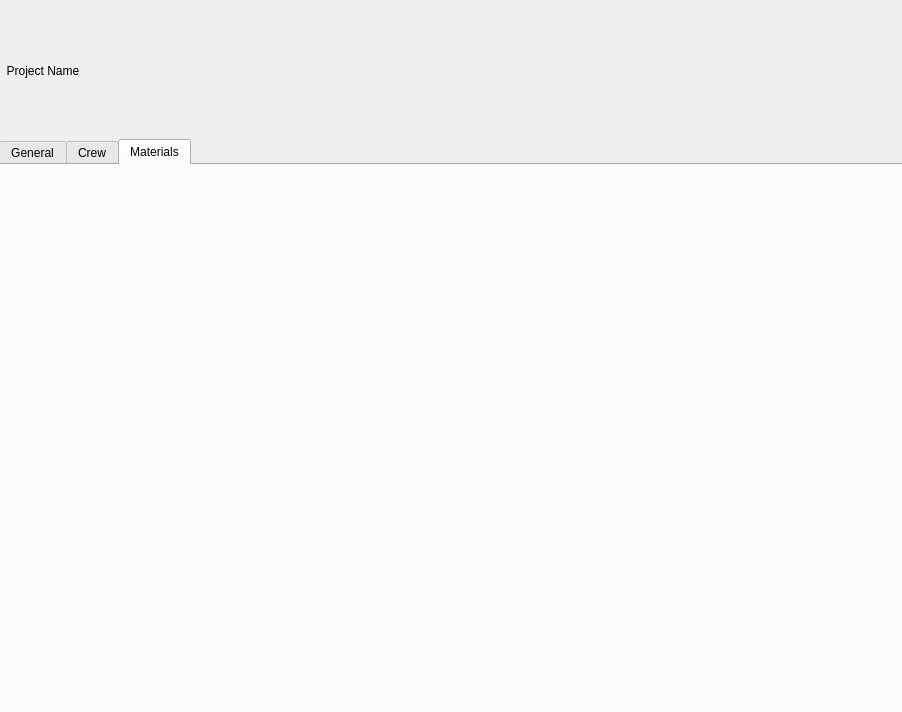
Before: the Qt Designer form TrekStarApp/forms/projectwindow.ui in EdwinLangley/SDI-TrekStar-Application, drawn with Qt 5.
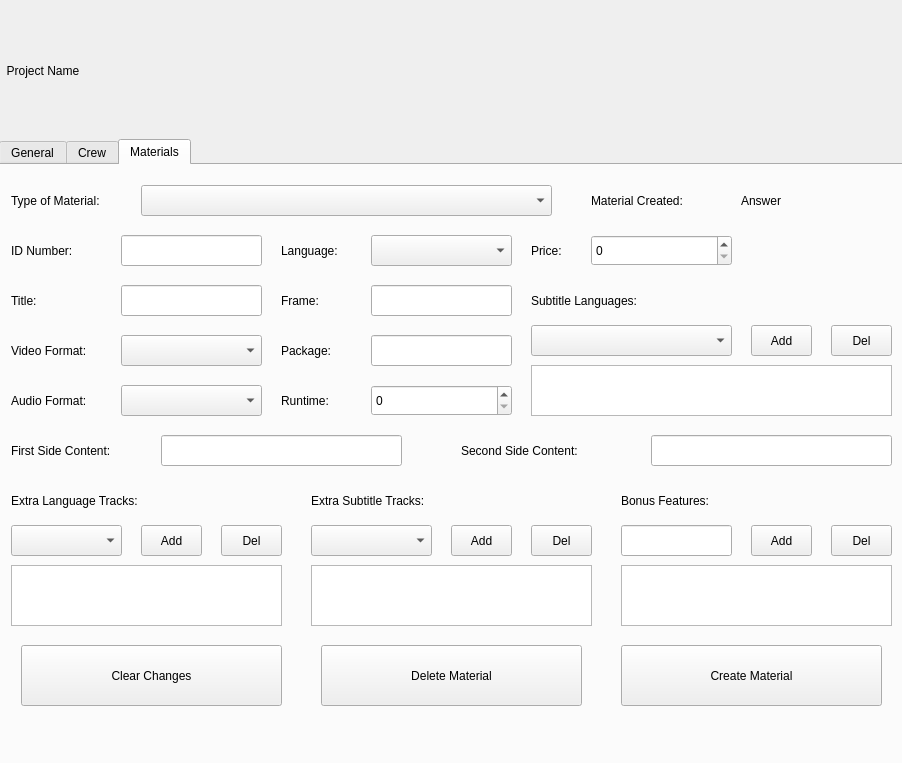
After: the same form once the commit is applied. The open tabs and pages were chosen to show the change.

Commit message: Materials GUI created, styled and parts hidden based on selection

What changed in the file:
```diff
--- a/TrekStarApp/forms/projectwindow.ui
+++ b/TrekStarApp/forms/projectwindow.ui
@@ -7,7 +7,7 @@
     <x>0</x>
     <y>0</y>
     <width>902</width>
-    <height>712</height>
+    <height>763</height>
    </rect>
   </property>
   <property name="windowTitle">
@@ -32,7 +32,7 @@
      <x>-1</x>
      <y>139</y>
      <width>911</width>
-     <height>581</height>
+     <height>631</height>
     </rect>
    </property>
    <property name="currentIndex">
@@ -599,6 +599,583 @@
     <attribute name="title">
      <string>Materials</string>
     </attribute>
+    <widget class="QLabel" name="lblMaterialType">
+     <property name="geometry">
+      <rect>
+       <x>10</x>
+       <y>20</y>
+       <width>141</width>
+       <height>31</height>
+      </rect>
+     </property>
+     <property name="text">
+      <string>Type of Material: </string>
+     </property>
+    </widget>
+    <widget class="QComboBox" name="cbMaterialType">
+     <property name="geometry">
+      <rect>
+       <x>140</x>
+       <y>20</y>
+       <width>411</width>
+       <height>31</height>
+      </rect>
+     </property>
+    </widget>
+    <widget class="QLabel" name="lblMaterialIDNum">
+     <property name="geometry">
+      <rect>
+       <x>10</x>
+       <y>70</y>
+       <width>111</width>
+       <height>31</height>
+      </rect>
+     </property>
+     <property name="text">
+      <string>ID Number:</string>
+     </property>
+    </widget>
+    <widget class="QLabel" name="lblMaterialTitle">
+     <property name="geometry">
+      <rect>
+       <x>10</x>
+       <y>120</y>
+       <width>111</width>
+       <height>31</height>
+      </rect>
+     </property>
+     <property name="text">
+      <string>Title:</string>
+     </property>
+    </widget>
+    <widget class="QLabel" name="lblVFormat">
+     <property name="geometry">
+      <rect>
+       <x>10</x>
+       <y>170</y>
+       <width>111</width>
+       <height>31</height>
+      </rect>
+     </property>
+     <property name="text">
+      <string>Video Format:</string>
+     </property>
+    </widget>
+    <widget class="QLabel" name="lblAFormat">
+     <property name="geometry">
+      <rect>
+       <x>10</x>
+       <y>220</y>
+       <width>111</width>
+       <height>31</height>
+      </rect>
+     </property>
+     <property name="text">
+      <string>Audio Format:</string>
+     </property>
+    </widget>
+    <widget class="QLabel" name="lblMaterialLanguage">
+     <property name="geometry">
+      <rect>
+       <x>280</x>
+       <y>70</y>
+       <width>111</width>
+       <height>31</height>
+      </rect>
+     </property>
+     <property name="text">
+      <string>Language:</string>
+     </property>
+    </widget>
+    <widget class="QLabel" name="lblMaterialFrame">
+     <property name="geometry">
+      <rect>
+       <x>280</x>
+       <y>120</y>
+       <width>111</width>
+       <height>31</height>
+      </rect>
+     </property>
+     <property name="text">
+      <string>Frame:</string>
+     </property>
+    </widget>
+    <widget class="QLabel" name="lblMaterialPackage">
+     <property name="geometry">
+      <rect>
+       <x>280</x>
+       <y>170</y>
+       <width>111</width>
+       <height>31</height>
+      </rect>
+     </property>
+     <property name="text">
+      <string>Package:</string>
+     </property>
+    </widget>
+    <widget class="QLabel" name="lblMaterialRuntime">
+     <property name="geometry">
+      <rect>
+       <x>280</x>
+       <y>220</y>
+       <width>111</width>
+       <height>31</height>
+      </rect>
+     </property>
+     <property name="text">
+      <string>Runtime:</string>
+     </property>
+    </widget>
+    <widget class="QLabel" name="lblMaterialPrice">
+     <property name="geometry">
+      <rect>
+       <x>530</x>
+       <y>70</y>
+       <width>101</width>
+       <height>31</height>
+      </rect>
+     </property>
+     <property name="text">
+      <string>Price:</string>
+     </property>
+    </widget>
+    <widget class="QLabel" name="lblMaterialSubLang">
+     <property name="geometry">
+      <rect>
+       <x>530</x>
+       <y>120</y>
+       <width>131</width>
+       <height>31</height>
+      </rect>
+     </property>
+     <property name="text">
+      <string>Subtitle Languages:</string>
+     </property>
+    </widget>
+    <widget class="QLineEdit" name="txtMaterialIDNum">
+     <property name="geometry">
+      <rect>
+       <x>120</x>
+       <y>70</y>
+       <width>141</width>
+       <height>31</height>
+      </rect>
+     </property>
+    </widget>
+    <widget class="QLineEdit" name="txtMaterialTitle">
+     <property name="geometry">
+      <rect>
+       <x>120</x>
+       <y>120</y>
+       <width>141</width>
+       <height>31</height>
+      </rect>
+     </property>
+    </widget>
+    <widget class="QComboBox" name="cbVFormat">
+     <property name="geometry">
+      <rect>
+       <x>120</x>
+       <y>170</y>
+       <width>141</width>
+       <height>31</height>
+      </rect>
+     </property>
+    </widget>
+    <widget class="QComboBox" name="cbAFormat">
+     <property name="geometry">
+      <rect>
+       <x>120</x>
+       <y>220</y>
+       <width>141</width>
+       <height>31</height>
+      </rect>
+     </property>
+    </widget>
+    <widget class="QComboBox" name="cbMaterialLanguage">
+     <property name="geometry">
+      <rect>
+       <x>370</x>
+       <y>70</y>
+       <width>141</width>
+       <height>31</height>
+      </rect>
+     </property>
+    </widget>
+    <widget class="QListWidget" name="lstSubLang">
+     <property name="geometry">
+      <rect>
+       <x>530</x>
+       <y>200</y>
+       <width>361</width>
+       <height>51</height>
+      </rect>
+     </property>
+    </widget>
+    <widget class="QComboBox" name="cbSubLang">
+     <property name="geometry">
+      <rect>
+       <x>530</x>
+       <y>160</y>
+       <width>201</width>
+       <height>31</height>
+      </rect>
+     </property>
+    </widget>
+    <widget class="QPushButton" name="cmdSubLangAdd">
+     <property name="geometry">
+      <rect>
+       <x>750</x>
+       <y>160</y>
+       <width>61</width>
+       <height>31</height>
+      </rect>
+     </property>
+     <property name="text">
+      <string>Add</string>
+     </property>
+    </widget>
+    <widget class="QPushButton" name="cmdSubLangDel">
+     <property name="geometry">
+      <rect>
+       <x>830</x>
+       <y>160</y>
+       <width>61</width>
+       <height>31</height>
+      </rect>
+     </property>
+     <property name="text">
+      <string>Del</string>
+     </property>
+    </widget>
+    <widget class="QSpinBox" name="sbMaterialPrice">
+     <property name="geometry">
+      <rect>
+       <x>590</x>
+       <y>70</y>
+       <width>141</width>
+       <height>31</height>
+      </rect>
+     </property>
+    </widget>
+    <widget class="QLabel" name="lblMaterialCreated">
+     <property name="geometry">
+      <rect>
+       <x>590</x>
+       <y>20</y>
+       <width>131</width>
+       <height>31</height>
+      </rect>
+     </property>
+     <property name="text">
+      <string>Material Created:</string>
+     </property>
+    </widget>
+    <widget class="QLabel" name="lblMaterialAnswer">
+     <property name="geometry">
+      <rect>
+       <x>740</x>
+       <y>20</y>
+       <width>101</width>
+       <height>31</height>
+      </rect>
+     </property>
+     <property name="text">
+      <string>Answer</string>
+     </property>
+    </widget>
+    <widget class="QPushButton" name="cmdMaterialClear">
+     <property name="geometry">
+      <rect>
+       <x>20</x>
+       <y>480</y>
+       <width>261</width>
+       <height>61</height>
+      </rect>
+     </property>
+     <property name="text">
+      <string>Clear Changes</string>
+     </property>
+    </widget>
+    <widget class="QPushButton" name="cmdMaterialDel">
+     <property name="geometry">
+      <rect>
+       <x>320</x>
+       <y>480</y>
+       <width>261</width>
+       <height>61</height>
+      </rect>
+     </property>
+     <property name="text">
+      <string>Delete Material</string>
+     </property>
+    </widget>
+    <widget class="QPushButton" name="cmdMaterialCreate">
+     <property name="geometry">
+      <rect>
+       <x>620</x>
+       <y>480</y>
+       <width>261</width>
+       <height>61</height>
+      </rect>
+     </property>
+     <property name="text">
+      <string>Create Material</string>
+     </property>
+    </widget>
+    <widget class="QLineEdit" name="txtMaterialFrame">
+     <property name="geometry">
+      <rect>
+       <x>370</x>
+       <y>120</y>
+       <width>141</width>
+       <height>31</height>
+      </rect>
+     </property>
+    </widget>
+    <widget class="QLineEdit" name="txtMaterialPackage">
+     <property name="geometry">
+      <rect>
+       <x>370</x>
+       <y>170</y>
+       <width>141</width>
+       <height>31</height>
+      </rect>
+     </property>
+    </widget>
+    <widget class="QSpinBox" name="sbMaterialRuntime">
+     <property name="geometry">
+      <rect>
+       <x>370</x>
+       <y>220</y>
+       <width>141</width>
+       <height>31</height>
+      </rect>
+     </property>
+    </widget>
+    <widget class="QPushButton" name="cmdExtraLanguageTracksDel">
+     <property name="geometry">
+      <rect>
+       <x>220</x>
+       <y>360</y>
+       <width>61</width>
+       <height>31</height>
+      </rect>
+     </property>
+     <property name="text">
+      <string>Del</string>
+     </property>
+    </widget>
+    <widget class="QListWidget" name="lstExtraLanguageTracks">
+     <property name="geometry">
+      <rect>
+       <x>10</x>
+       <y>400</y>
+       <width>271</width>
+       <height>61</height>
+      </rect>
+     </property>
+    </widget>
+    <widget class="QComboBox" name="cbExtraLanguageTracks">
+     <property name="geometry">
+      <rect>
+       <x>10</x>
+       <y>360</y>
+       <width>111</width>
+       <height>31</height>
+      </rect>
+     </property>
+    </widget>
+    <widget class="QPushButton" name="cmdExtraLanguageTracksAdd">
+     <property name="geometry">
+      <rect>
+       <x>140</x>
+       <y>360</y>
+       <width>61</width>
+       <height>31</height>
+      </rect>
+     </property>
+     <property name="text">
+      <string>Add</string>
+     </property>
+    </widget>
+    <widget class="QComboBox" name="cbExtraSubtitleTracks">
+     <property name="geometry">
+      <rect>
+       <x>310</x>
+       <y>360</y>
+       <width>121</width>
+       <height>31</height>
+      </rect>
+     </property>
+    </widget>
+    <widget class="QPushButton" name="cmdExtraSubtitleTracksAdd">
+     <property name="geometry">
+      <rect>
+       <x>450</x>
+       <y>360</y>
+       <width>61</width>
+       <height>31</height>
+      </rect>
+     </property>
+     <property name="text">
+      <string>Add</string>
+     </property>
+    </widget>
+    <widget class="QListWidget" name="lstExtraSubtitleTracks">
+     <property name="geometry">
+      <rect>
+       <x>310</x>
+       <y>400</y>
+       <width>281</width>
+       <height>61</height>
+      </rect>
+     </property>
+    </widget>
+    <widget class="QPushButton" name="cmdExtraSubtitleTracksDel">
+     <property name="geometry">
+      <rect>
+       <x>530</x>
+       <y>360</y>
+       <width>61</width>
+       <height>31</height>
+      </rect>
+     </property>
+     <property name="text">
+      <string>Del</string>
+     </property>
+    </widget>
+    <widget class="QPushButton" name="cmdBonusFeaturesAdd">
+     <property name="geometry">
+      <rect>
+       <x>750</x>
+       <y>360</y>
+       <width>61</width>
+       <height>31</height>
+      </rect>
+     </property>
+     <property name="text">
+      <string>Add</string>
+     </property>
+    </widget>
+    <widget class="QListWidget" name="lstBonusFeatures">
+     <property name="geometry">
+      <rect>
+       <x>620</x>
+       <y>400</y>
+       <width>271</width>
+       <height>61</height>
+      </rect>
+     </property>
+    </widget>
+    <widget class="QPushButton" name="cmdBonusFeaturesDel">
+     <property name="geometry">
+      <rect>
+       <x>830</x>
+       <y>360</y>
+       <width>61</width>
+       <height>31</height>
+      </rect>
+     </property>
+     <property name="text">
+      <string>Del</string>
+     </property>
+    </widget>
+    <widget class="QLabel" name="lblExtraLanguageTracks">
+     <property name="geometry">
+      <rect>
+       <x>10</x>
+       <y>320</y>
+       <width>171</width>
+       <height>31</height>
+      </rect>
+     </property>
+     <property name="text">
+      <string>Extra Language Tracks:</string>
+     </property>
+    </widget>
+    <widget class="QLabel" name="lblExtraSubtitleTracks">
+     <property name="geometry">
+      <rect>
+       <x>310</x>
+       <y>320</y>
+       <width>171</width>
+       <height>31</height>
+      </rect>
+     </property>
+     <property name="text">
+      <string>Extra Subtitle Tracks:</string>
+     </property>
+    </widget>
+    <widget class="QLabel" name="lblBonusFeatures">
+     <property name="geometry">
+      <rect>
+       <x>620</x>
+       <y>320</y>
+       <width>171</width>
+       <height>31</height>
+      </rect>
+     </property>
+     <property name="text">
+      <string>Bonus Features:</string>
+     </property>
+    </widget>
+    <widget class="QLabel" name="lblFirstSideContent">
+     <property name="geometry">
+      <rect>
+       <x>10</x>
+       <y>270</y>
+       <width>151</width>
+       <height>31</height>
+      </rect>
+     </property>
+     <property name="text">
+      <string>First Side Content:</string>
+     </property>
+    </widget>
+    <widget class="QLineEdit" name="txtFirstSideContent">
+     <property name="geometry">
+      <rect>
+       <x>160</x>
+       <y>270</y>
+       <width>241</width>
+       <height>31</height>
+      </rect>
+     </property>
+    </widget>
+    <widget class="QLabel" name="lblSecondSideContent">
+     <property name="geometry">
+      <rect>
+       <x>460</x>
+       <y>270</y>
+       <width>181</width>
+       <height>31</height>
+      </rect>
+     </property>
+     <property name="text">
+      <string>Second Side Content:</string>
+     </property>
+    </widget>
+    <widget class="QLineEdit" name="txtSecondSideContent">
+     <property name="geometry">
+      <rect>
+       <x>650</x>
+       <y>270</y>
+       <width>241</width>
+       <height>31</height>
+      </rect>
+     </property>
+    </widget>
+    <widget class="QLineEdit" name="txtBonusFeatures">
+     <property name="geometry">
+      <rect>
+       <x>620</x>
+       <y>360</y>
+       <width>111</width>
+       <height>31</height>
+      </rect>
+     </property>
+    </widget>
    </widget>
   </widget>
  </widget>
```
Left out of the diff: 14 changed lines with no effect on the pictures. The commit also changes 5 other files.
